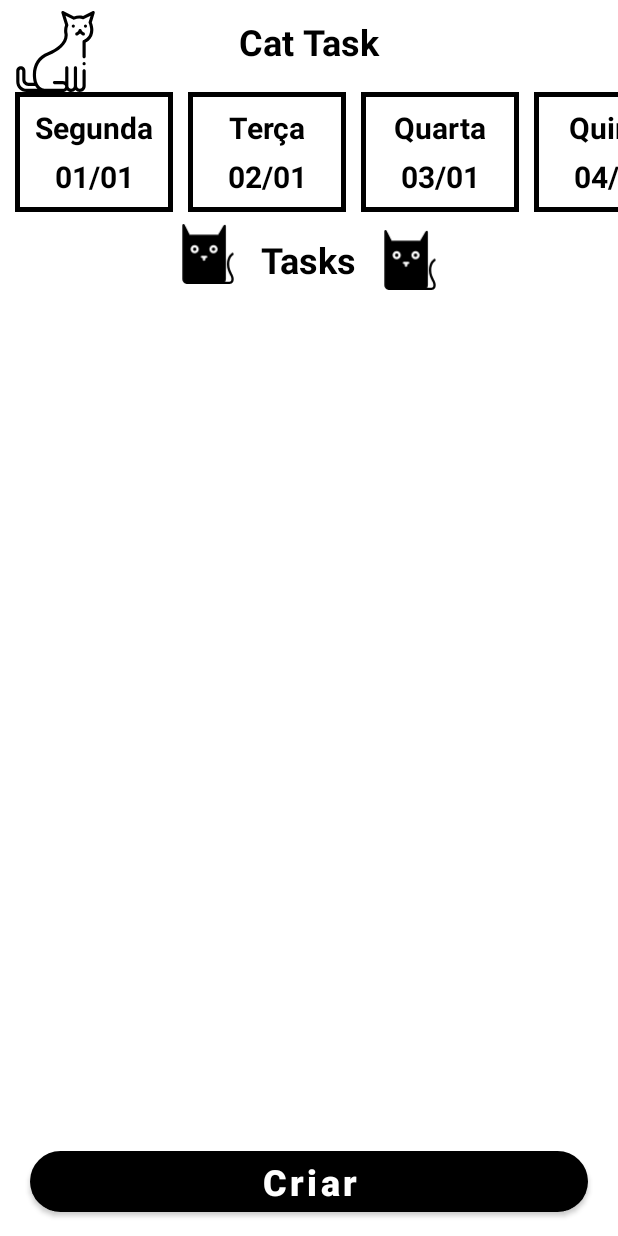
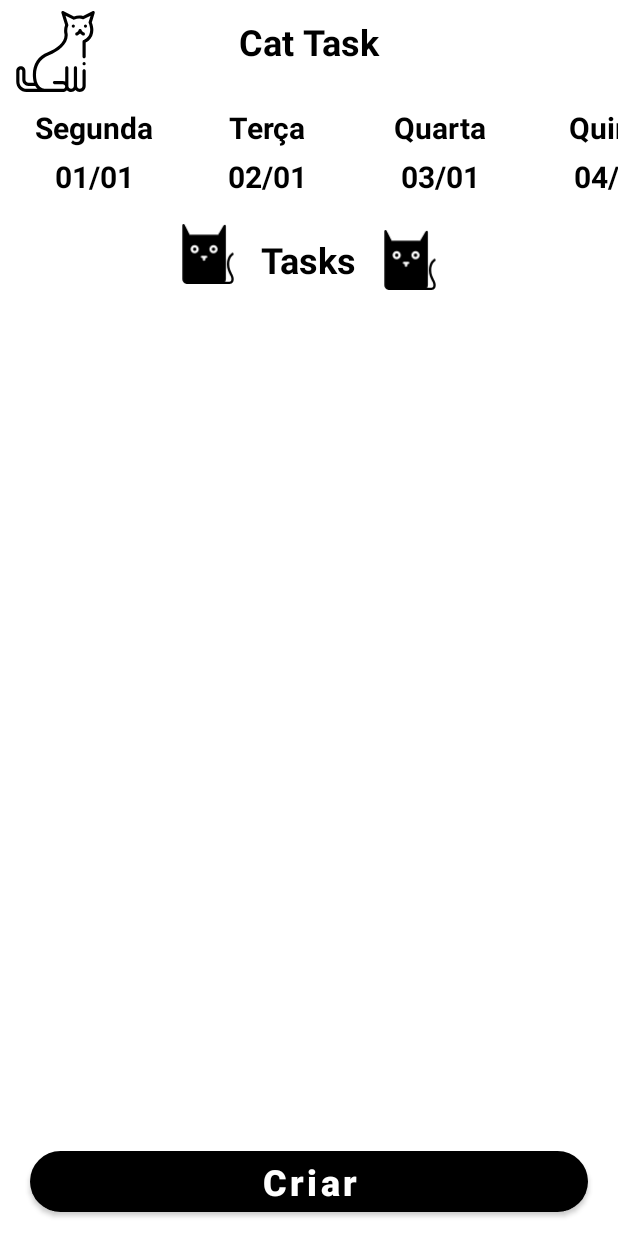
Before and after one commit to Samuel-Ricardo/Cat-Tasks, an Android app: the Home screen opened directly, with no data from a screen before it, on a phone screen of 412 x 824 dp. Run offline under Robolectric (Android 15) with nearby library versions, the phone set to English and light mode, and no system bars.

Commit message:
Create: Function - setLightTheme (presenter.adapter.date.viewholder.DateViewHolder)

```diff
--- a/app/src/main/java/com/study/kotlin/cattastk/presenter/adapter/date/viewholder/DateDayViewHolder.kt
+++ b/app/src/main/java/com/study/kotlin/cattastk/presenter/adapter/date/viewholder/DateDayViewHolder.kt
@@ -23,4 +23,10 @@ class DateDayViewHolder(
         binding.dateDay.setTextColor(Color.WHITE)
         binding.dateTitle.setTextColor(Color.WHITE)
     }
+
+    private fun setLightTheme() {
+        binding.dateDayBackground.setBackgroundColor(Color.WHITE)
+        binding.dateDay.setTextColor(Color.BLACK)
+        binding.dateTitle.setTextColor(Color.BLACK)
+    }
 }
```
